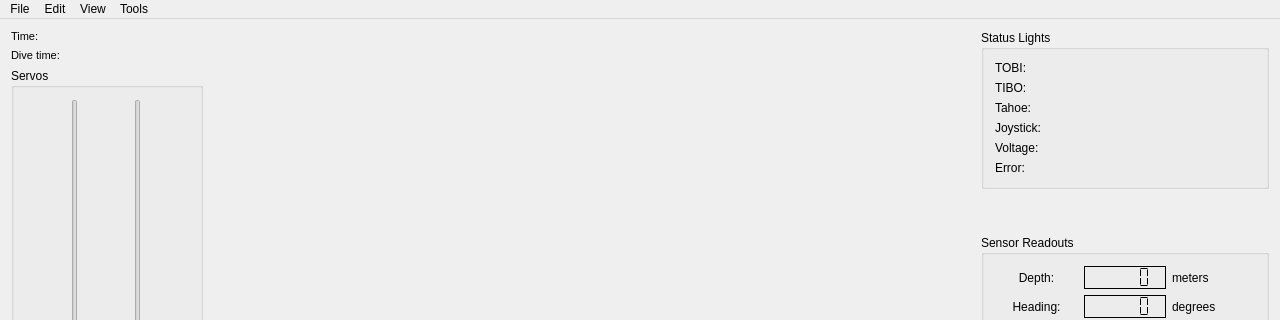
First picture: the form in Monterey/mainwindow.ui, repository rovsuite/monterey, before the edit; both pictures show x 0 to 1280 and y 0 to 320 of the 1280 by 752 pixel window.
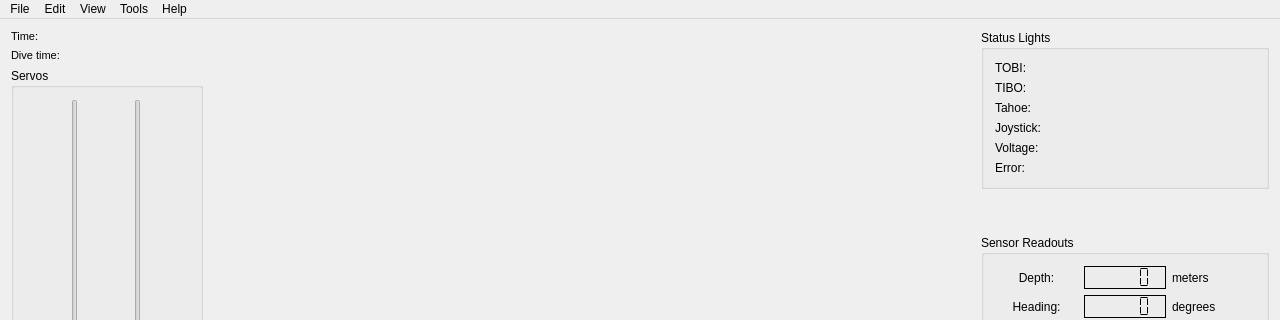
Second picture: the form after the edit. Custom widgets are drawn as their Qt base class.

Commit message: Moved "About" action to Help menu for cohesiveness with other applications.

```diff
--- a/Monterey/mainwindow.ui
+++ b/Monterey/mainwindow.ui
@@ -819,10 +819,17 @@
     <addaction name="separator"/>
     <addaction name="actionDive_Timer_Reset"/>
    </widget>
+   <widget class="QMenu" name="menuHelp">
+    <property name="title">
+     <string>Help</string>
+    </property>
+    <addaction name="actionAbout"/>
+   </widget>
    <addaction name="menuFile"/>
    <addaction name="menuEdit"/>
    <addaction name="menuView"/>
    <addaction name="menuTools"/>
+   <addaction name="menuHelp"/>
   </widget>
   <action name="actionAbout">
    <property name="text">
```
Left out of the diff: 3 changed lines with no effect on the pictures.
